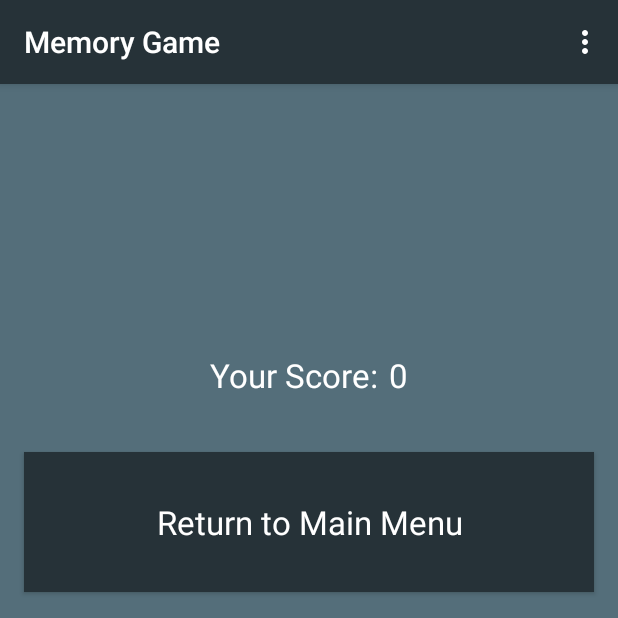
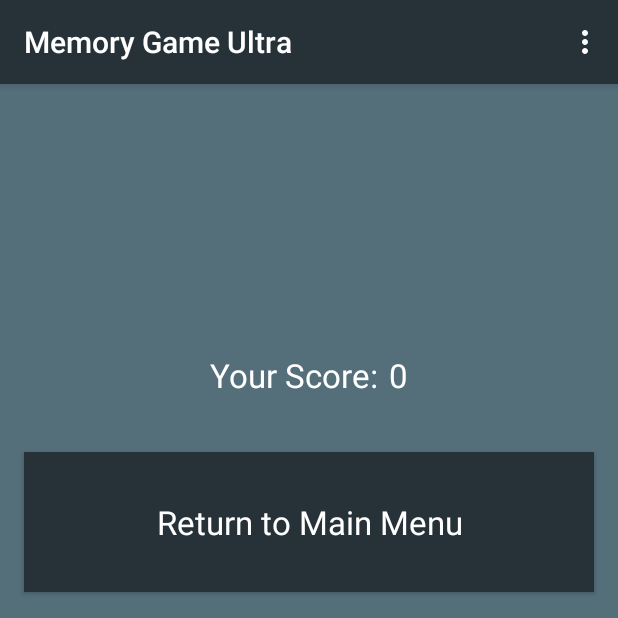
Before and after one commit to PMcGrailJr/Android_Project3, an Android app: the fragment ScoreScreenFragment placed in its activity, on a phone screen of 412 x 824 dp, the top half of it. Run offline under Robolectric (Android 15) with nearby library versions, the phone set to English and light mode, and no system bars.

Commit message:
Updated name, removed new hi score text

```diff
--- a/app/src/main/java/com/alaplante/project3/ScoreScreenFragment.java
+++ b/app/src/main/java/com/alaplante/project3/ScoreScreenFragment.java
@@ -34,7 +34,7 @@ public class ScoreScreenFragment extends Fragment {
         scoreText = view.findViewById(R.id.scoreText);
         score = ((MainActivity) getActivity()).getScore();
         scoreText.setText("" + score);
-        if (((MainActivity) getActivity()).checkNewHiScore(score) == true) hiScoreText.setVisibility(View.VISIBLE);
+        //if (((MainActivity) getActivity()).checkNewHiScore(score) == true) hiScoreText.setVisibility(View.VISIBLE);
 
         final Button mainMenuButton = view.findViewById(R.id.mainMenuButton);
 
--- a/app/src/main/res/values/strings.xml
+++ b/app/src/main/res/values/strings.xml
@@ -1,5 +1,5 @@
 <resources>
-    <string name="app_name">Memory Game</string>
+    <string name="app_name">Memory Game Ultra</string>
     <string name="action_settings">Settings</string>
 
     <!-- TODO: Remove or change this placeholder text -->
```
